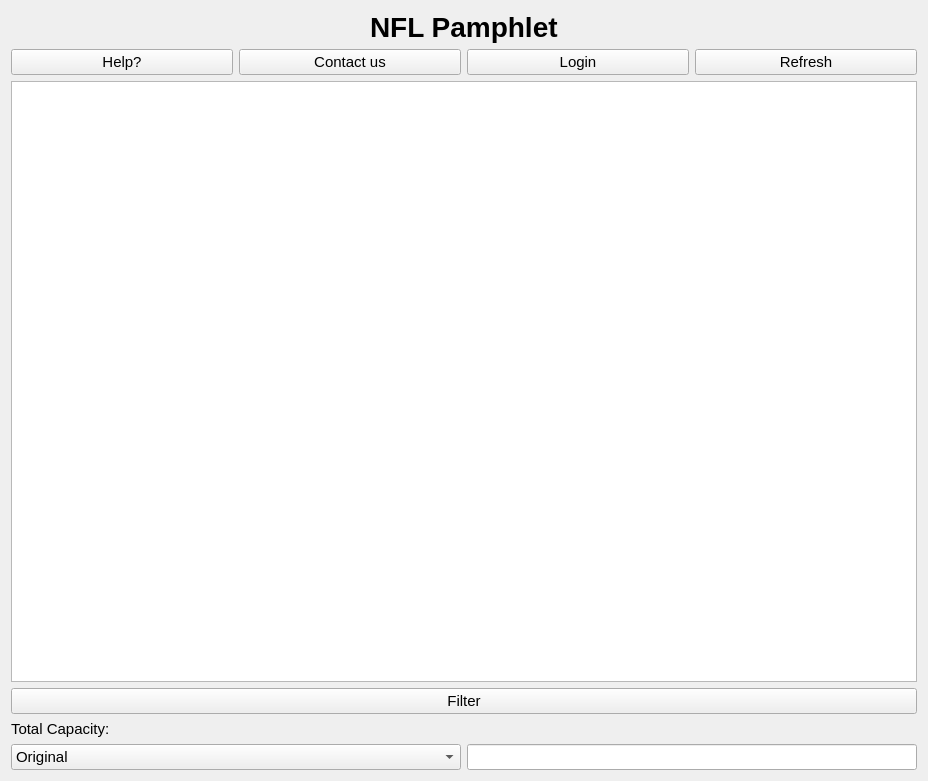
Before: the Qt Designer form NFL-Pamphlet/mainwindow.ui in jasperdoan/NFL-Pamphlet, drawn with Qt 5.
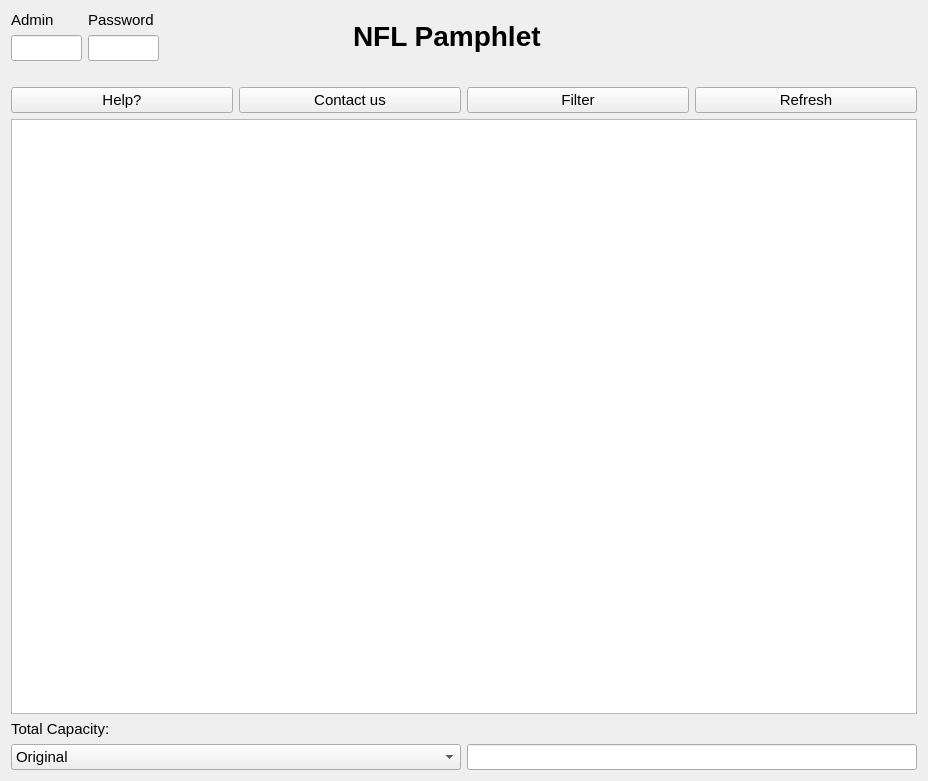
After: the same form once the commit is applied.

Diff of the .ui file:
```diff
--- a/NFL-Pamphlet/mainwindow.ui
+++ b/NFL-Pamphlet/mainwindow.ui
@@ -18,8 +18,129 @@
   <property name="windowTitle">
    <string>NFL Pamphlet</string>
   </property>
-  <layout class="QGridLayout" name="gridLayout">
-   <item row="1" column="0">
+  <layout class="QVBoxLayout" name="verticalLayout_6">
+   <item>
+    <layout class="QVBoxLayout" name="verticalLayout_5">
+     <item>
+      <layout class="QHBoxLayout" name="horizontalLayout_4">
+       <item>
+        <layout class="QHBoxLayout" name="horizontalLayout_2">
+         <item>
+          <layout class="QVBoxLayout" name="verticalLayout_3">
+           <item>
+            <widget class="QLabel" name="adminLabel">
+             <property name="text">
+              <string>Admin</string>
+             </property>
+            </widget>
+           </item>
+           <item>
+            <widget class="QLineEdit" name="adminLineEdit">
+             <property name="maximumSize">
+              <size>
+               <width>71</width>
+               <height>16777215</height>
+              </size>
+             </property>
+            </widget>
+           </item>
+          </layout>
+         </item>
+         <item>
+          <layout class="QVBoxLayout" name="verticalLayout_2">
+           <item>
+            <widget class="QLabel" name="passwordLabel">
+             <property name="text">
+              <string>Password</string>
+             </property>
+            </widget>
+           </item>
+           <item>
+            <widget class="QLineEdit" name="passwordLineEdit">
+             <property name="maximumSize">
+              <size>
+               <width>71</width>
+               <height>16777215</height>
+              </size>
+             </property>
+            </widget>
+           </item>
+          </layout>
+         </item>
+        </layout>
+       </item>
+       <item>
+        <spacer name="horizontalSpacer_3">
+         <property name="orientation">
+          <enum>Qt::Horizontal</enum>
+         </property>
+         <property name="sizeHint" stdset="0">
+          <size>
+           <width>128</width>
+           <height>20</height>
+          </size>
+         </property>
+        </spacer>
+       </item>
+       <item>
+        <widget class="QLabel" name="NFLLabel">
+         <property name="font">
+          <font>
+           <pointsize>21</pointsize>
+           <bold>true</bold>
+          </font>
+         </property>
+         <property name="text">
+          <string>NFL Pamphlet</string>
+         </property>
+        </widget>
+       </item>
+       <item>
+        <spacer name="horizontalSpacer_2">
+         <property name="orientation">
+          <enum>Qt::Horizontal</enum>
+         </property>
+         <property name="sizeHint" stdset="0">
+          <size>
+           <width>128</width>
+           <height>20</height>
+          </size>
+         </property>
+        </spacer>
+       </item>
+       <item>
+        <spacer name="horizontalSpacer_4">
+         <property name="orientation">
+          <enum>Qt::Horizontal</enum>
+         </property>
+         <property name="sizeHint" stdset="0">
+          <size>
+           <width>148</width>
+           <height>20</height>
+          </size>
+         </property>
+        </spacer>
+       </item>
+      </layout>
+     </item>
+     <item>
+      <layout class="QVBoxLayout" name="verticalLayout_4">
+       <item>
+        <spacer name="horizontalSpacer">
+         <property name="orientation">
+          <enum>Qt::Horizontal</enum>
+         </property>
+         <property name="sizeHint" stdset="0">
+          <size>
+           <width>40</width>
+           <height>20</height>
+          </size>
+         </property>
+        </spacer>
+       </item>
+       <item>
+        <layout class="QVBoxLayout" name="verticalLayout">
+         <item>
     <layout class="QHBoxLayout" name="horizontalLayout">
      <item>
       <widget class="QPushButton" name="helpButton">
@@ -36,9 +157,9 @@
       </widget>
      </item>
      <item>
-      <widget class="QPushButton" name="loginButton">
+            <widget class="QPushButton" name="filterButton">
        <property name="text">
-        <string>Login</string>
+              <string>Filter</string>
        </property>
       </widget>
      </item>
@@ -51,18 +172,9 @@
      </item>
     </layout>
    </item>
-   <item row="4" column="0">
-    <layout class="QVBoxLayout" name="verticalLayout">
      <item>
       <widget class="QTableWidget" name="teamTable"/>
      </item>
-     <item>
-      <widget class="QPushButton" name="filterButton">
-       <property name="text">
-        <string>Filter</string>
-       </property>
-      </widget>
-     </item>
      <item>
       <widget class="QLabel" name="totalCapLabel">
        <property name="text">
@@ -100,18 +212,9 @@
      </item>
     </layout>
    </item>
-   <item row="0" column="0" alignment="Qt::AlignHCenter">
-    <widget class="QLabel" name="NFLLabel">
-     <property name="font">
-      <font>
-       <pointsize>21</pointsize>
-       <bold>true</bold>
-      </font>
-     </property>
-     <property name="text">
-      <string>NFL Pamphlet</string>
-     </property>
-    </widget>
+      </layout>
+     </item>
+    </layout>
    </item>
   </layout>
  </widget>
```
Lines whose indentation alone changed are shown as unchanged.
